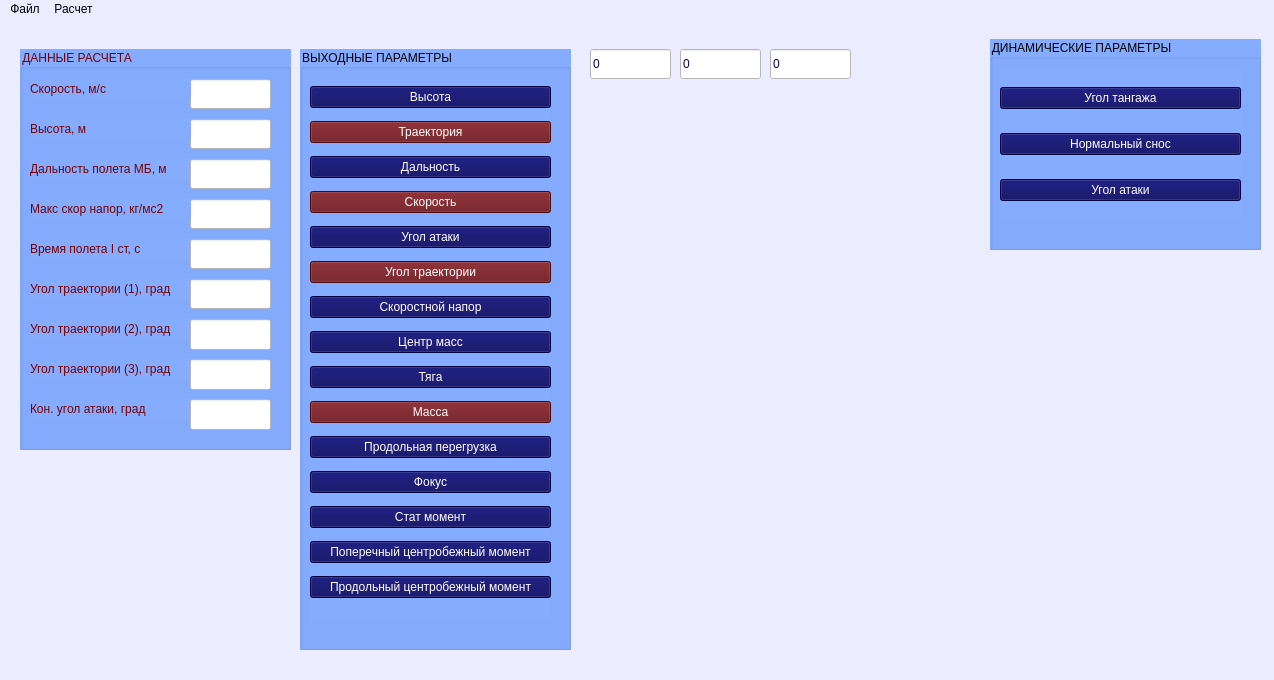
Qt form Rocket_Flying-main/mainwindow.ui (VladimirSmetana/BalDyn) before a commit.
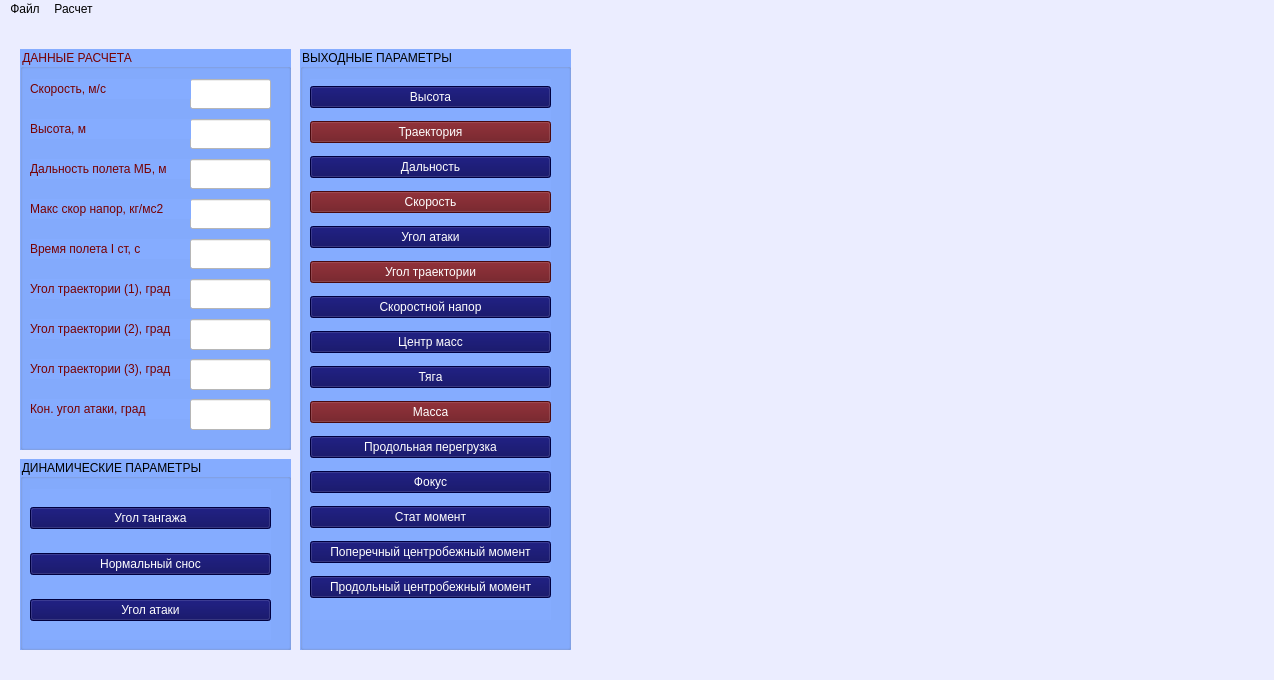
The same form after that commit. Custom widgets are drawn as their Qt base class.

```diff
--- a/Rocket_Flying-main/mainwindow.ui
+++ b/Rocket_Flying-main/mainwindow.ui
@@ -22,9 +22,9 @@
     <property name="geometry">
      <rect>
       <x>590</x>
-      <y>80</y>
-      <width>381</width>
-      <height>281</height>
+      <y>30</y>
+      <width>621</width>
+      <height>601</height>
      </rect>
     </property>
     <property name="font">
@@ -520,64 +520,13 @@
      </layout>
     </widget>
    </widget>
-   <widget class="QLineEdit" name="lineEdit_14">
-    <property name="geometry">
-     <rect>
-      <x>590</x>
-      <y>30</y>
-      <width>81</width>
-      <height>30</height>
-     </rect>
-    </property>
-    <property name="styleSheet">
-     <string notr="true">background-color: white ;
-color: rgb(0, 0, 88);</string>
-    </property>
-    <property name="text">
-     <string>0</string>
-    </property>
-   </widget>
-   <widget class="QLineEdit" name="lineEdit_15">
-    <property name="geometry">
-     <rect>
-      <x>680</x>
-      <y>30</y>
-      <width>81</width>
-      <height>30</height>
-     </rect>
-    </property>
-    <property name="styleSheet">
-     <string notr="true">background-color: white ;
-color: rgb(0, 0, 88);</string>
-    </property>
-    <property name="text">
-     <string>0</string>
-    </property>
-   </widget>
-   <widget class="QLineEdit" name="lineEdit_16">
-    <property name="geometry">
-     <rect>
-      <x>770</x>
-      <y>30</y>
-      <width>81</width>
-      <height>30</height>
-     </rect>
-    </property>
-    <property name="styleSheet">
-     <string notr="true">background-color: white ;
-color: rgb(0, 0, 88);</string>
-    </property>
-    <property name="text">
-     <string>0</string>
-    </property>
-   </widget>
    <widget class="QGroupBox" name="groupBox_4">
     <property name="geometry">
      <rect>
-      <x>990</x>
-      <y>20</y>
+      <x>20</x>
+      <y>440</y>
       <width>271</width>
-      <height>211</height>
+      <height>191</height>
      </rect>
     </property>
     <property name="styleSheet">
```
